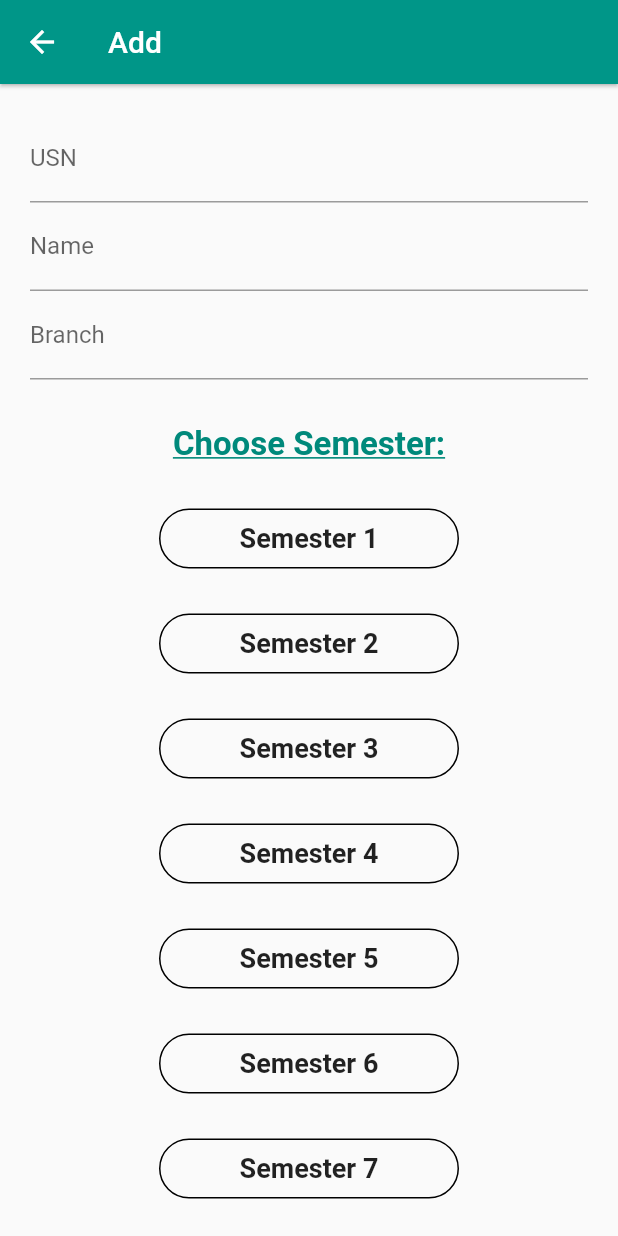
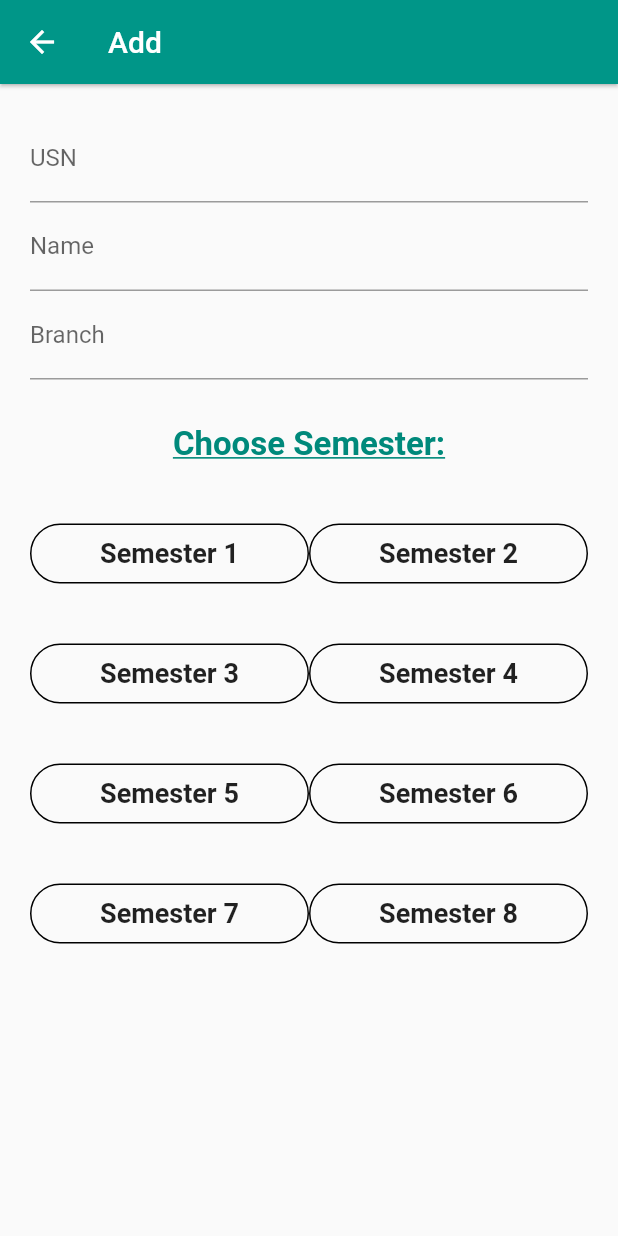
Before and after one commit to ioxvar/BEC-plugin, a Flutter app: the AddData screen opened directly, on a phone screen of 412 x 824 dp. Run offline on Flutter 3.47's test engine with Material 2 defaults, Android fonts, the phone set to English and light mode, and no system bars; our stand-ins replace cloud_firestore, firebase_auth, firebase_core; accounts and stored records are empty; Roboto replaces fonts that are missing (Montserrat).

Commit message:
adder UI

```diff
--- a/lib/crud/add.dart
+++ b/lib/crud/add.dart
@@ -63,7 +63,6 @@ class AddDataState extends State<AddData> {
                     labelText: 'USN',
                   ),
                 ),
-                //Padding(padding: EdgeInsets.fromLTRB(100, 90, 20, 30)),
                 TextFormField(
                   controller: name,
                   decoration: const InputDecoration(
@@ -92,10 +91,13 @@ class AddDataState extends State<AddData> {
                     decoration: TextDecoration.underline,
                   ),
                 ),
-                SizedBox(height: 30.0),
-                Container(
+                Padding(padding: EdgeInsets.only(top: 40)),
+                Row(
+                    mainAxisAlignment: MainAxisAlignment.spaceEvenly,
+                    children: [
+                      Expanded(
+                        child: Container(
                           height: 40.0,
-                  width: 200,
                           color: Colors.transparent,
                           child: Container(
                             decoration: BoxDecoration(
@@ -119,8 +121,9 @@ class AddDataState extends State<AddData> {
                             ),
                           ),
                         ),
-                SizedBox(height: 30.0),
-                Container(
+                      ),
+                      Expanded(
+                        child: Container(
                           height: 40.0,
                           width: 200,
                           color: Colors.transparent,
@@ -146,10 +149,15 @@ class AddDataState extends State<AddData> {
                             ),
                           ),
                         ),
-                SizedBox(height: 30.0),
-                Container(
+                      )
+                    ]),
+                Padding(padding: EdgeInsets.only(top: 40)),
+                Row(
+                    mainAxisAlignment: MainAxisAlignment.spaceEvenly,
+                    children: [
+                      Expanded(
+                        child: Container(
                           height: 40.0,
-                  width: 200,
                           color: Colors.transparent,
                           child: Container(
                             decoration: BoxDecoration(
@@ -173,8 +181,9 @@ class AddDataState extends State<AddData> {
                             ),
                           ),
                         ),
-                SizedBox(height: 30.0),
-                Container(
+                      ),
+                      Expanded(
+                        child: Container(
                           height: 40.0,
                           width: 200,
                           color: Colors.transparent,
@@ -200,10 +209,15 @@ class AddDataState extends State<AddData> {
                             ),
                           ),
                         ),
-                SizedBox(height: 30.0),
-                Container(
+                      )
+                    ]),
+                Padding(padding: EdgeInsets.only(top: 40)),
+                Row(
+                    mainAxisAlignment: MainAxisAlignment.spaceEvenly,
+                    children: [
+                      Expanded(
+                        child: Container(
                           height: 40.0,
-                  width: 200,
                           color: Colors.transparent,
                           child: Container(
                             decoration: BoxDecoration(
@@ -227,8 +241,9 @@ class AddDataState extends State<AddData> {
                             ),
                           ),
                         ),
-                SizedBox(height: 30.0),
-                Container(
+                      ),
+                      Expanded(
+                        child: Container(
                           height: 40.0,
                           width: 200,
                           color: Colors.transparent,
@@ -254,10 +269,15 @@ class AddDataState extends State<AddData> {
                             ),
                           ),
                         ),
-                SizedBox(height: 30.0),
-                Container(
+                      )
+                    ]),
+                Padding(padding: EdgeInsets.only(top: 40)),
+                Row(
+                    mainAxisAlignment: MainAxisAlignment.spaceEvenly,
+                    children: [
+                      Expanded(
+                        child: Container(
                           height: 40.0,
-                  width: 200,
                           color: Colors.transparent,
                           child: Container(
                             decoration: BoxDecoration(
@@ -281,8 +301,9 @@ class AddDataState extends State<AddData> {
                             ),
                           ),
                         ),
-                SizedBox(height: 30.0),
-                Container(
+                      ),
+                      Expanded(
+                        child: Container(
                           height: 40.0,
                           width: 200,
                           color: Colors.transparent,
@@ -308,6 +329,8 @@ class AddDataState extends State<AddData> {
                             ),
                           ),
                         ),
+                      )
+                    ]),
               ],
             ),
           ),
```
Lines whose indentation alone changed are shown as unchanged.
